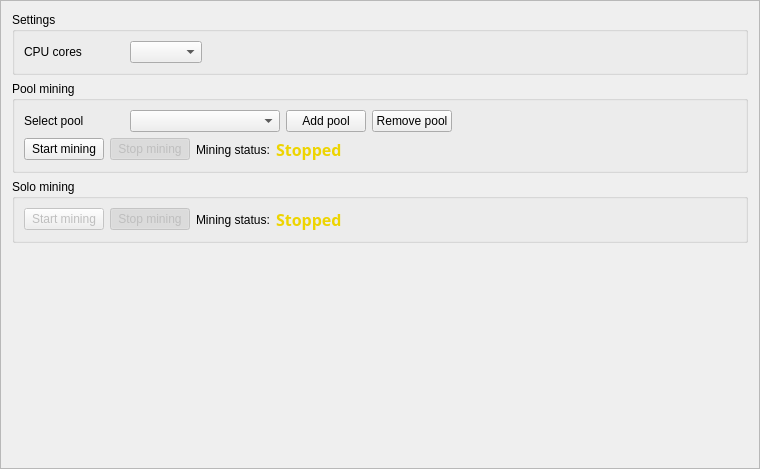
aejontargaryen/FanGoldWallet, file src/gui/ui/miningframe.ui: the form before one commit.
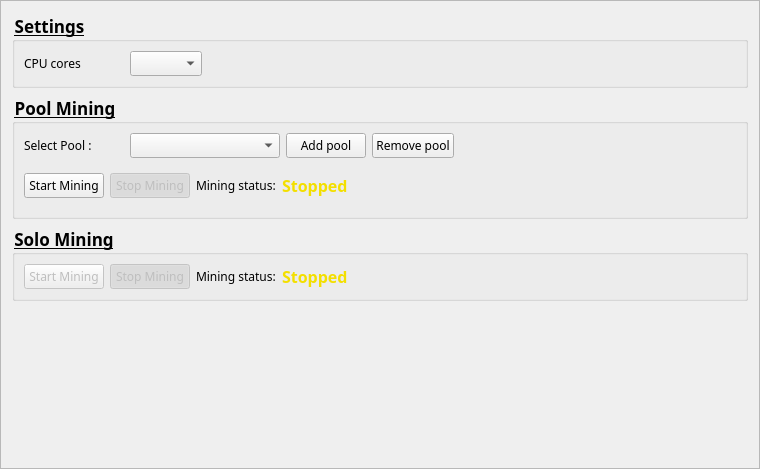
The form after the commit. Icons and pictures are not drawn.

Commit message: mining frame makeover

Patch:
```diff
--- a/src/gui/ui/miningframe.ui
+++ b/src/gui/ui/miningframe.ui
@@ -35,10 +35,25 @@
    </item>
    <item row="1" column="0">
     <widget class="QGroupBox" name="groupBox">
+     <property name="font">
+      <font>
+       <family>orbitron</family>
+       <pointsize>13</pointsize>
+       <weight>75</weight>
+       <bold>true</bold>
+       <underline>true</underline>
+      </font>
+     </property>
+     <property name="styleSheet">
+      <string notr="true">font-family: orbitron;</string>
+     </property>
      <property name="title">
-      <string>Pool mining</string>
+      <string>Pool Mining</string>
      </property>
      <layout class="QGridLayout" name="gridLayout_3">
+      <property name="bottomMargin">
+       <number>9</number>
+      </property>
       <item row="0" column="1">
        <widget class="QComboBox" name="m_poolCombo">
         <property name="minimumSize">
@@ -48,7 +63,9 @@
          </size>
         </property>
         <property name="styleSheet">
-         <string notr="true"/>
+         <string notr="true">font-family:gotham;
+border-color: rgb(136, 138, 133);
+</string>
         </property>
         <property name="editable">
          <bool>false</bool>
@@ -71,7 +88,7 @@
       <item row="0" column="2">
        <widget class="QPushButton" name="m_addPoolButton">
         <property name="styleSheet">
-         <string notr="true"/>
+         <string notr="true">font-family: gotham;</string>
         </property>
         <property name="text">
          <string>Add pool</string>
@@ -90,13 +107,31 @@
           <height>0</height>
          </size>
         </property>
+        <property name="font">
+         <font>
+          <family>orbitron</family>
+          <underline>false</underline>
+         </font>
+        </property>
+        <property name="styleSheet">
+         <string notr="true">font-family: orbitron;</string>
+        </property>
         <property name="text">
-         <string>Select pool</string>
+         <string>Select Pool :</string>
+        </property>
+        <property name="margin">
+         <number>0</number>
         </property>
        </widget>
       </item>
       <item row="1" column="0" colspan="5">
        <layout class="QGridLayout" name="gridLayout_2">
+        <property name="topMargin">
+         <number>9</number>
+        </property>
+        <property name="bottomMargin">
+         <number>9</number>
+        </property>
         <item row="0" column="4">
          <spacer name="horizontalSpacer">
           <property name="orientation">
@@ -113,10 +148,11 @@
         <item row="0" column="0">
          <widget class="QPushButton" name="m_startButton">
           <property name="styleSheet">
-           <string notr="true"/>
+           <string notr="true">font-family: gotham;
+</string>
           </property>
           <property name="text">
-           <string>Start mining</string>
+           <string>Start Mining</string>
           </property>
           <property name="checkable">
            <bool>true</bool>
@@ -132,10 +168,11 @@
            <bool>false</bool>
           </property>
           <property name="styleSheet">
-           <string notr="true"/>
+           <string notr="true">font-family: gotham;
+</string>
           </property>
           <property name="text">
-           <string>Stop mining</string>
+           <string>Stop Mining</string>
           </property>
           <property name="checkable">
            <bool>true</bool>
@@ -161,7 +198,7 @@
           <property name="styleSheet">
            <string notr="true">font-family: Capsuula;
 font-weight: bold;
-color: rgb(237, 212, 0);</string>
+color: rgb(243, 223, 0);</string>
           </property>
           <property name="text">
            <string>Stopped</string>
@@ -170,6 +207,16 @@
         </item>
         <item row="0" column="2">
          <widget class="QLabel" name="label_3">
+          <property name="font">
+           <font>
+            <family>orbitron</family>
+            <weight>50</weight>
+            <bold>false</bold>
+           </font>
+          </property>
+          <property name="styleSheet">
+           <string notr="true">font-family:orbitron;</string>
+          </property>
           <property name="text">
            <string>Mining status:</string>
           </property>
@@ -180,7 +227,7 @@
       <item row="0" column="3">
        <widget class="QPushButton" name="m_delPoolButton">
         <property name="styleSheet">
-         <string notr="true"/>
+         <string notr="true">font-family: gotham;</string>
         </property>
         <property name="text">
          <string>Remove pool</string>
@@ -200,6 +247,21 @@
    </item>
    <item row="0" column="0">
     <widget class="QGroupBox" name="groupBox_3">
+     <property name="font">
+      <font>
+       <family>orbitron</family>
+       <pointsize>13</pointsize>
+       <weight>75</weight>
+       <italic>false</italic>
+       <bold>true</bold>
+       <underline>true</underline>
+      </font>
+     </property>
+     <property name="styleSheet">
+      <string notr="true">font-family: orbitron;
+border-color: rgb(136, 138, 133);
+</string>
+     </property>
      <property name="title">
       <string>Settings</string>
      </property>
@@ -212,6 +274,9 @@
           <height>0</height>
          </size>
         </property>
+        <property name="styleSheet">
+         <string notr="true">font-family: orbitron;</string>
+        </property>
         <property name="text">
          <string>CPU cores</string>
         </property>
@@ -220,7 +285,7 @@
       <item row="0" column="1">
        <widget class="QComboBox" name="m_cpuCombo">
         <property name="styleSheet">
-         <string notr="true"/>
+         <string notr="true">font-family: gotham;</string>
         </property>
        </widget>
       </item>
@@ -248,10 +313,34 @@
        <height>0</height>
       </size>
      </property>
+     <property name="font">
+      <font>
+       <family>orbitron</family>
+       <pointsize>13</pointsize>
+       <weight>75</weight>
+       <bold>true</bold>
+       <underline>true</underline>
+      </font>
+     </property>
+     <property name="styleSheet">
+      <string notr="true">font-family: orbitron;</string>
+     </property>
      <property name="title">
-      <string>Solo mining</string>
+      <string>Solo Mining</string>
      </property>
-     <layout class="QGridLayout" name="gridLayout_4">
+     <layout class="QGridLayout" name="gridLayout_4" rowstretch="0">
+      <property name="leftMargin">
+       <number>9</number>
+      </property>
+      <property name="topMargin">
+       <number>9</number>
+      </property>
+      <property name="bottomMargin">
+       <number>9</number>
+      </property>
+      <property name="spacing">
+       <number>6</number>
+      </property>
       <item row="0" column="4">
        <spacer name="horizontalSpacer_2">
         <property name="orientation">
@@ -271,10 +360,10 @@
          <bool>false</bool>
         </property>
         <property name="styleSheet">
-         <string notr="true"/>
+         <string notr="true">font-family: gotham;</string>
         </property>
         <property name="text">
-         <string>Stop mining</string>
+         <string>Stop Mining</string>
         </property>
         <property name="checkable">
          <bool>true</bool>
@@ -293,10 +382,10 @@
          <bool>false</bool>
         </property>
         <property name="styleSheet">
-         <string notr="true"/>
+         <string notr="true">font-family: gotham;</string>
         </property>
         <property name="text">
-         <string>Start mining</string>
+         <string>Start Mining</string>
         </property>
         <property name="checkable">
          <bool>true</bool>
@@ -319,7 +408,7 @@
         <property name="styleSheet">
          <string notr="true">font-family: Capsuula;
 font-weight: bold;
-color: rgb(237, 212, 0);</string>
+color: rgb(243, 223, 0);</string>
         </property>
         <property name="text">
          <string>Stopped</string>
@@ -328,6 +417,16 @@
       </item>
       <item row="0" column="2">
        <widget class="QLabel" name="label_4">
+        <property name="font">
+         <font>
+          <family>orbitron</family>
+          <weight>50</weight>
+          <bold>false</bold>
+         </font>
+        </property>
+        <property name="styleSheet">
+         <string notr="true">font-family:orbitron;</string>
+        </property>
         <property name="text">
          <string>Mining status:</string>
         </property>
```
Left out of the diff: 2 changed lines with no effect on the pictures. The commit also changes 3 other files.
